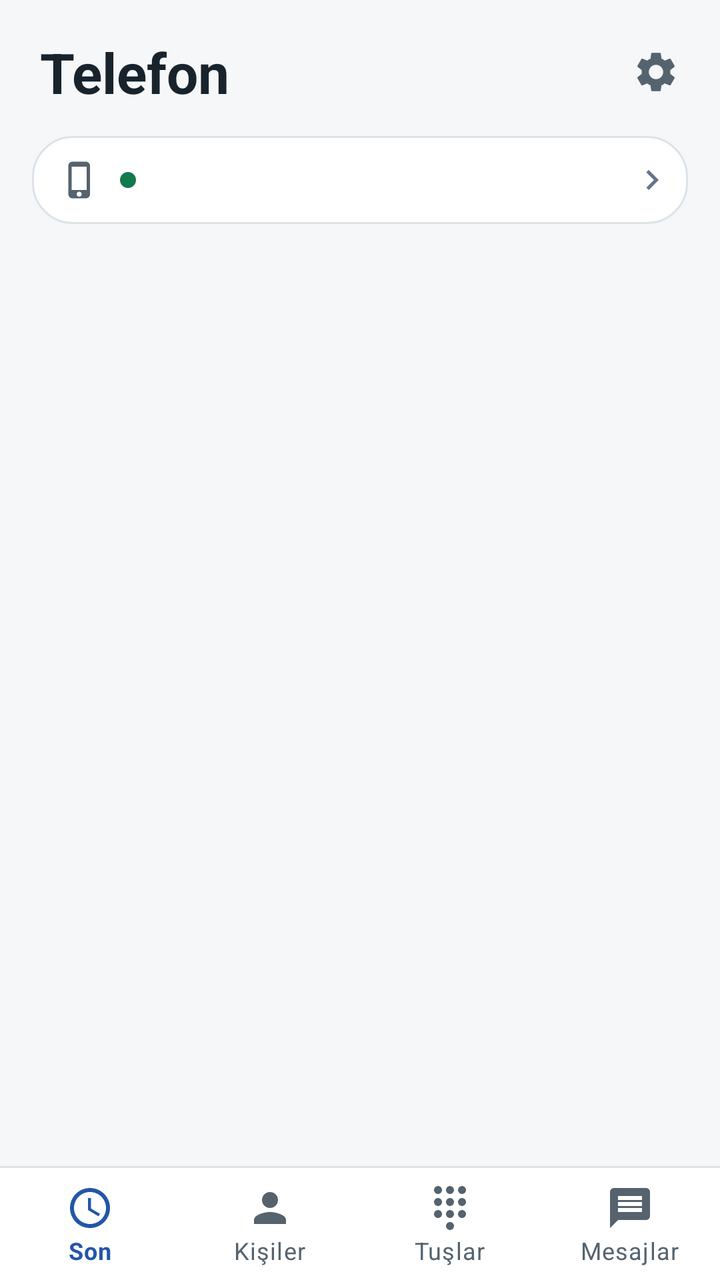
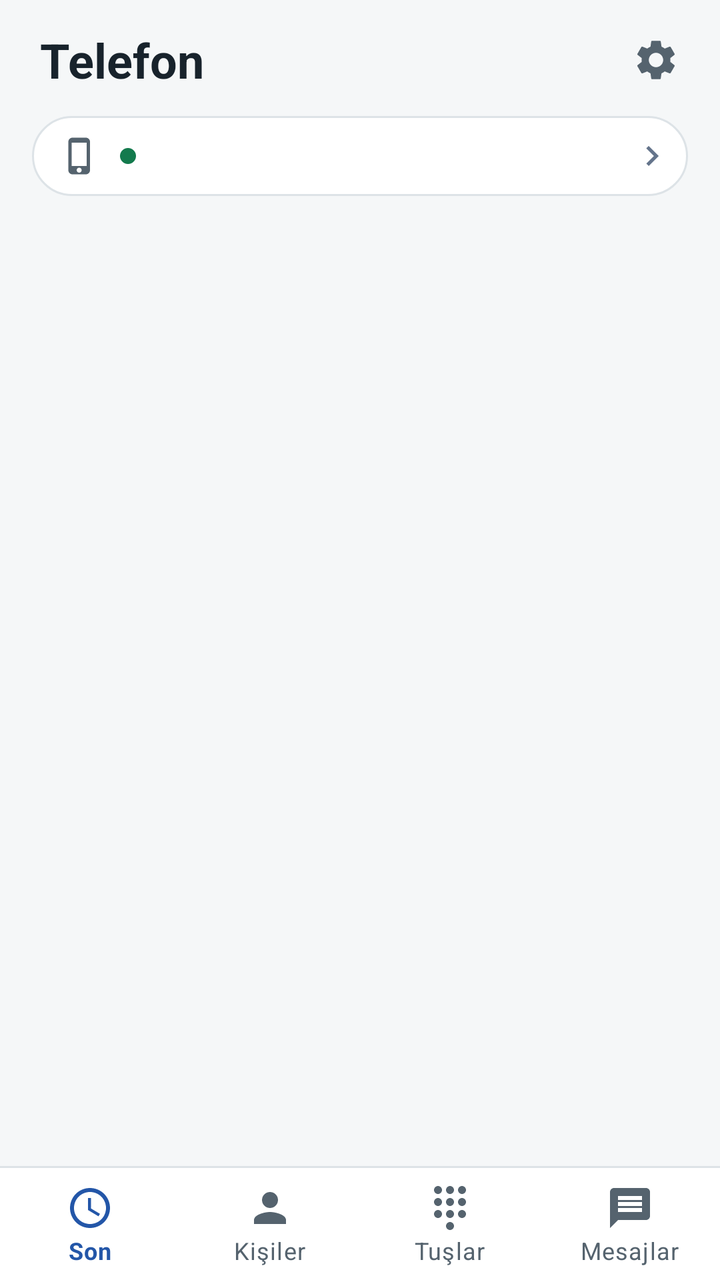

Two renders of the same Android screen: before a commit and after it. Below are the layout's source before the change and the commit's diff.
<!-- AndroidManifest.xml: application theme Theme.RedmiGateway -->
<!-- res/layout/activity_phone.xml -->
<?xml version="1.0" encoding="utf-8"?>
<LinearLayout xmlns:android="http://schemas.android.com/apk/res/android"
    xmlns:app="http://schemas.android.com/apk/res-auto"
    android:layout_width="match_parent"
    android:layout_height="match_parent"
    android:background="@color/bg_void"
    android:orientation="vertical">

    
    <LinearLayout
        android:layout_width="match_parent"
        android:layout_height="wrap_content"
        android:gravity="center_vertical"
        android:minHeight="64dp"
        android:orientation="horizontal"
        android:paddingStart="8dp"
        android:paddingTop="8dp"
        android:paddingEnd="8dp">

        <ImageButton
            android:id="@+id/phoneBack"
            android:layout_width="48dp"
            android:layout_height="48dp"
            android:background="?attr/selectableItemBackgroundBorderless"
            android:contentDescription="Mesajlara dön"
            android:src="@drawable/ic_pb_back"
            android:visibility="gone"
            app:tint="@color/text_primary" />

        <LinearLayout
            android:layout_width="0dp"
            android:layout_height="wrap_content"
            android:layout_weight="1"
            android:orientation="vertical"
            android:paddingStart="12dp"
            android:paddingEnd="8dp">

            <TextView
                android:id="@+id/phoneTitle"
                android:layout_width="match_parent"
                android:layout_height="wrap_content"
                android:ellipsize="end"
                android:maxLines="1"
                android:text="Telefon"
                android:textColor="@color/text_primary"
                android:textSize="28sp"
                android:textStyle="bold" />

            <TextView
                android:id="@+id/phoneTitleDetail"
                android:layout_width="match_parent"
                android:layout_height="wrap_content"
                android:ellipsize="end"
                android:maxLines="1"
                android:textColor="@color/text_secondary"
                android:textSize="14sp"
                android:visibility="gone" />
        </LinearLayout>

        <ImageButton
            android:id="@+id/phoneCall"
            android:layout_width="48dp"
            android:layout_height="48dp"
            android:background="?attr/selectableItemBackgroundBorderless"
            android:contentDescription="Ara"
            android:src="@drawable/ic_pb_call"
            android:visibility="gone"
            app:tint="@color/accent" />

        <ImageButton
            android:id="@+id/phoneSettings"
            android:layout_width="48dp"
            android:layout_height="48dp"
            android:background="?attr/selectableItemBackgroundBorderless"
            android:contentDescription="Ayarlar"
            android:src="@drawable/ic_pb_settings"
            app:tint="@color/text_secondary" />
    </LinearLayout>

    
    <LinearLayout
        android:id="@+id/phoneStatus"
        android:layout_width="match_parent"
        android:layout_height="wrap_content"
        android:layout_marginStart="16dp"
        android:layout_marginTop="4dp"
        android:layout_marginEnd="16dp"
        android:layout_marginBottom="8dp"
        android:background="@drawable/pb_pill"
        android:clickable="true"
        android:focusable="true"
        android:foreground="?attr/selectableItemBackground"
        android:gravity="center_vertical"
        android:minHeight="44dp"
        android:orientation="horizontal"
        android:paddingStart="14dp"
        android:paddingEnd="8dp">

        <ImageView
            android:layout_width="20dp"
            android:layout_height="20dp"
            android:importantForAccessibility="no"
            android:src="@drawable/ic_pb_iphone"
            app:tint="@color/text_secondary" />

        <View
            android:id="@+id/phoneStatusDot"
            android:layout_width="8dp"
            android:layout_height="8dp"
            android:layout_marginStart="10dp"
            android:background="@drawable/pb_dot" />

        <TextView
            android:id="@+id/phoneStatusText"
            android:layout_width="0dp"
            android:layout_height="wrap_content"
            android:layout_marginStart="8dp"
            android:layout_weight="1"
            android:ellipsize="end"
            android:maxLines="1"
            android:textColor="@color/text_primary"
            android:textSize="14sp" />

        <ImageView
            android:layout_width="20dp"
            android:layout_height="20dp"
            android:importantForAccessibility="no"
            android:src="@drawable/ic_pb_chevron"
            app:tint="@color/text_muted" />
    </LinearLayout>

    
    <com.google.android.material.card.MaterialCardView
        android:id="@+id/attentionCard"
        android:layout_width="match_parent"
        android:layout_height="wrap_content"
        android:layout_marginStart="16dp"
        android:layout_marginEnd="16dp"
        android:layout_marginBottom="8dp"
        android:visibility="gone"
        app:cardBackgroundColor="@color/pb_attention_bg"
        app:cardCornerRadius="16dp"
        app:cardElevation="0dp"
        app:strokeColor="@color/pb_attention_stroke"
        app:strokeWidth="1dp">

        <LinearLayout
            android:layout_width="match_parent"
            android:layout_height="wrap_content"
            android:gravity="center_vertical"
            android:orientation="horizontal"
            android:paddingStart="16dp"
            android:paddingTop="8dp"
            android:paddingEnd="8dp"
            android:paddingBottom="8dp">

            <TextView
                android:id="@+id/attentionText"
                android:layout_width="0dp"
                android:layout_height="wrap_content"
                android:layout_weight="1"
                android:textColor="@color/status_attention"
                android:textSize="14sp" />

            <com.google.android.material.button.MaterialButton
                android:id="@+id/attentionAction"
                style="@style/Widget.MaterialComponents.Button.TextButton"
                android:layout_width="wrap_content"
                android:layout_height="wrap_content"
                android:letterSpacing="0"
                android:minHeight="48dp"
                android:textAllCaps="false"
                android:textColor="@color/status_attention"
                android:textStyle="bold" />
        </LinearLayout>
    </com.google.android.material.card.MaterialCardView>

    
    <com.google.android.material.card.MaterialCardView
        android:id="@+id/currentCallCard"
        android:layout_width="match_parent"
        android:layout_height="wrap_content"
        android:layout_marginStart="16dp"
        android:layout_marginEnd="16dp"
        android:layout_marginBottom="8dp"
        android:visibility="gone"
        app:cardBackgroundColor="@color/pb_call_green"
        app:cardCornerRadius="16dp"
        app:cardElevation="0dp">

        <LinearLayout
            android:layout_width="match_parent"
            android:layout_height="wrap_content"
            android:gravity="center_vertical"
            android:minHeight="64dp"
            android:orientation="horizontal"
            android:paddingStart="16dp"
            android:paddingEnd="8dp">

            <ImageView
                android:layout_width="24dp"
                android:layout_height="24dp"
                android:importantForAccessibility="no"
                android:src="@drawable/ic_pb_call"
                app:tint="#FFFFFF" />

            <LinearLayout
                android:layout_width="0dp"
                android:layout_height="wrap_content"
                android:layout_marginStart="14dp"
                android:layout_weight="1"
                android:orientation="vertical">

                <TextView
                    android:id="@+id/currentCallState"
                    android:layout_width="match_parent"
                    android:layout_height="wrap_content"
                    android:text="Görüşme sürüyor"
                    android:textColor="#FFFFFF"
                    android:textSize="16sp"
                    android:textStyle="bold" />

                <TextView
                    android:id="@+id/currentCallNumber"
                    android:layout_width="match_parent"
                    android:layout_height="wrap_content"
                    android:ellipsize="end"
                    android:maxLines="1"
                    android:textColor="#E6FFFFFF"
                    android:textSize="14sp" />
            </LinearLayout>

            <com.google.android.material.button.MaterialButton
                android:id="@+id/openCurrentCall"
                style="@style/Widget.MaterialComponents.Button.TextButton"
                android:layout_width="wrap_content"
                android:layout_height="wrap_content"
                android:minHeight="48dp"
                android:letterSpacing="0"
                android:text="Aç"
                android:textAllCaps="false"
                android:textColor="#FFFFFF"
                android:textSize="16sp" />
        </LinearLayout>
    </com.google.android.material.card.MaterialCardView>

    <FrameLayout
        android:id="@+id/phoneContent"
        android:layout_width="match_parent"
        android:layout_height="0dp"
        android:layout_weight="1" />

    <View
        android:id="@+id/phoneNavDivider"
        android:layout_width="match_parent"
        android:layout_height="1dp"
        android:background="@color/border_subtle" />

    <com.google.android.material.bottomnavigation.BottomNavigationView
        android:id="@+id/phoneNav"
        android:layout_width="match_parent"
        android:layout_height="wrap_content"
        android:background="@color/bg_card"
        app:elevation="0dp"
        app:itemIconTint="@color/pb_nav_item"
        app:itemTextColor="@color/pb_nav_item"
        app:labelVisibilityMode="labeled"
        app:menu="@menu/phone_tabs" />
</LinearLayout>
<!-- resources referenced by this layout -->
<resources>
  <color name="accent">#2356A8</color>
  <color name="bg_card">#FFFFFF</color>
  <color name="bg_void">#F5F7F8</color>
  <color name="border_subtle">#DDE3E7</color>
  <color name="pb_attention_bg">#FFF6E5</color>
  <color name="pb_attention_stroke">#F0D9A8</color>
  <color name="pb_call_green">#1E9E4F</color>
  <color name="status_attention">#945D00</color>
  <color name="text_muted">#64748B</color>
  <color name="text_primary">#18232C</color>
  <color name="text_secondary">#55636E</color>
  <!-- drawable ic_pb_back (drawable) -->
  <?xml version="1.0" encoding="utf-8"?>
  <vector xmlns:android="http://schemas.android.com/apk/res/android"
      android:width="24dp"
      android:height="24dp"
      android:viewportWidth="24"
      android:viewportHeight="24">
      <path
          android:fillColor="#FF000000"
          android:pathData="M20,11H7.83l5.59,-5.59L12,4l-8,8 8,8 1.41,-1.41L7.83,13H20v-2z" />
  </vector>
  <!-- drawable ic_pb_call (drawable) -->
  <?xml version="1.0" encoding="utf-8"?>
  <vector xmlns:android="http://schemas.android.com/apk/res/android"
      android:width="24dp"
      android:height="24dp"
      android:viewportWidth="24"
      android:viewportHeight="24">
      <path
          android:fillColor="#FF000000"
          android:pathData="M6.62,10.79c1.44,2.83 3.76,5.14 6.59,6.59l2.2,-2.2c0.27,-0.27 0.67,-0.36 1.02,-0.24 1.12,0.37 2.33,0.57 3.57,0.57 0.55,0 1,0.45 1,1V20c0,0.55 -0.45,1 -1,1 -9.39,0 -17,-7.61 -17,-17 0,-0.55 0.45,-1 1,-1h3.5c0.55,0 1,0.45 1,1 0,1.25 0.2,2.45 0.57,3.57 0.11,0.35 0.03,0.74 -0.25,1.02l-2.2,2.2z" />
  </vector>
  <!-- drawable ic_pb_chevron (drawable) -->
  <?xml version="1.0" encoding="utf-8"?>
  <vector xmlns:android="http://schemas.android.com/apk/res/android"
      android:width="24dp"
      android:height="24dp"
      android:viewportWidth="24"
      android:viewportHeight="24">
      <path
          android:fillColor="#FF000000"
          android:pathData="M10,6L8.59,7.41 13.17,12l-4.58,4.59L10,18l6,-6z" />
  </vector>
  <!-- drawable ic_pb_iphone (drawable) -->
  <?xml version="1.0" encoding="utf-8"?>
  <vector xmlns:android="http://schemas.android.com/apk/res/android"
      android:width="24dp"
      android:height="24dp"
      android:viewportWidth="24"
      android:viewportHeight="24">
      <path
          android:fillColor="#FF000000"
          android:pathData="M15.5,1h-8C6.12,1 5,2.12 5,3.5v17C5,21.88 6.12,23 7.5,23h8c1.38,0 2.5,-1.12 2.5,-2.5v-17C18,2.12 16.88,1 15.5,1zM11.5,22c-0.83,0 -1.5,-0.67 -1.5,-1.5s0.67,-1.5 1.5,-1.5 1.5,0.67 1.5,1.5 -0.67,1.5 -1.5,1.5zM16,18H7V4h9v14z" />
  </vector>
  <!-- drawable pb_dot (drawable) -->
  <?xml version="1.0" encoding="utf-8"?>
  <shape xmlns:android="http://schemas.android.com/apk/res/android" android:shape="oval">
      <solid android:color="@color/status_good" />
  </shape>
  <!-- drawable pb_pill (drawable) -->
  <?xml version="1.0" encoding="utf-8"?>
  <shape xmlns:android="http://schemas.android.com/apk/res/android" android:shape="rectangle">
      <solid android:color="@color/bg_card" />
      <stroke android:width="1dp" android:color="@color/border_subtle" />
      <corners android:radius="20dp" />
  </shape>
  <style name="Theme.RedmiGateway" parent="Theme.MaterialComponents.DayNight.NoActionBar">
          <item name="colorPrimary">@color/accent</item>
          <item name="colorPrimaryVariant">@color/bg_void</item>
          <item name="colorOnPrimary">#FFFFFF</item>
          <item name="colorSecondary">@color/accent</item>
          <item name="colorOnSecondary">#FFFFFF</item>
          <item name="android:statusBarColor">@color/bg_void</item>
          <item name="android:navigationBarColor">@color/bg_void</item>
          <item name="android:windowBackground">@color/bg_void</item>
          <item name="android:windowLightStatusBar">true</item>
          <item name="android:windowLightNavigationBar">true</item>
      </style>
  <color name="status_good">#137A4D</color>
  <!-- unchanged entries left out for length: 1 -->
</resources>

<!-- the commit's change to res/layout/activity_phone.xml (unified diff, before → after) -->
@@ -11,10 +11,10 @@
         android:layout_width="match_parent"
         android:layout_height="wrap_content"
         android:gravity="center_vertical"
-        android:minHeight="64dp"
+        android:minHeight="56dp"
         android:orientation="horizontal"
         android:paddingStart="8dp"
-        android:paddingTop="8dp"
+        android:paddingTop="4dp"
         android:paddingEnd="8dp">
 
         <ImageButton
@@ -43,7 +43,7 @@
                 android:maxLines="1"
                 android:text="Telefon"
                 android:textColor="@color/text_primary"
-                android:textSize="28sp"
+                android:textSize="24sp"
                 android:textStyle="bold" />
 
             <TextView
@@ -83,15 +83,15 @@
         android:layout_width="match_parent"
         android:layout_height="wrap_content"
         android:layout_marginStart="16dp"
-        android:layout_marginTop="4dp"
+        android:layout_marginTop="2dp"
         android:layout_marginEnd="16dp"
-        android:layout_marginBottom="8dp"
+        android:layout_marginBottom="6dp"
         android:background="@drawable/pb_pill"
         android:clickable="true"
         android:focusable="true"
         android:foreground="?attr/selectableItemBackground"
         android:gravity="center_vertical"
-        android:minHeight="44dp"
+        android:minHeight="40dp"
         android:orientation="horizontal"
         android:paddingStart="14dp"
         android:paddingEnd="8dp">
